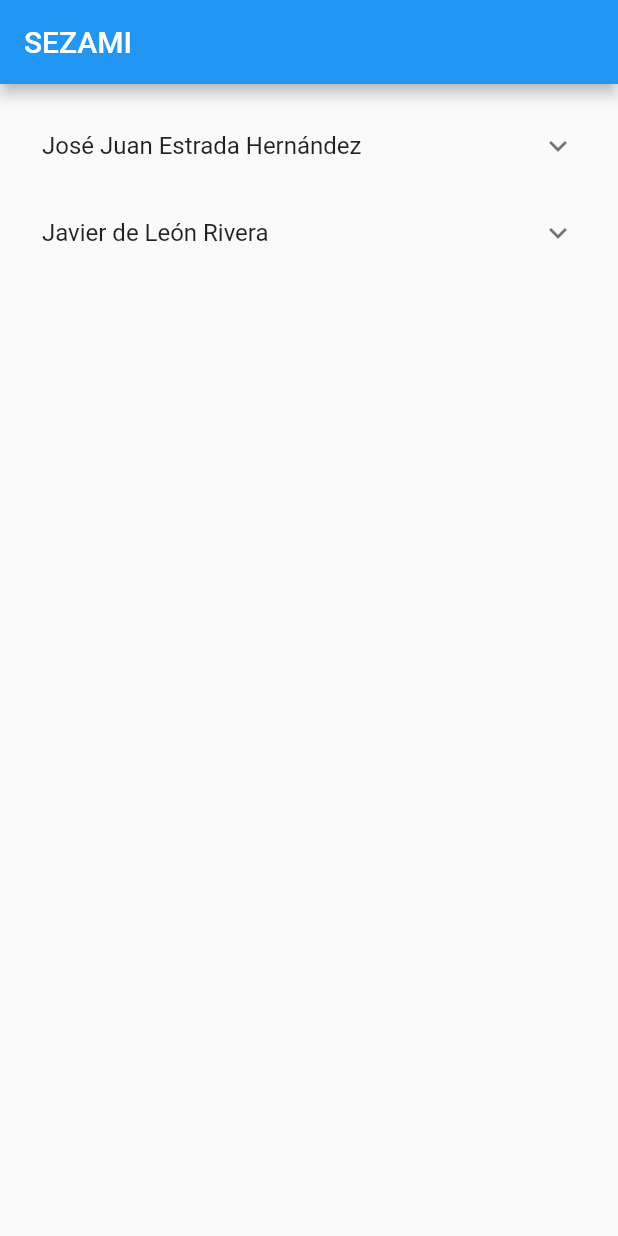
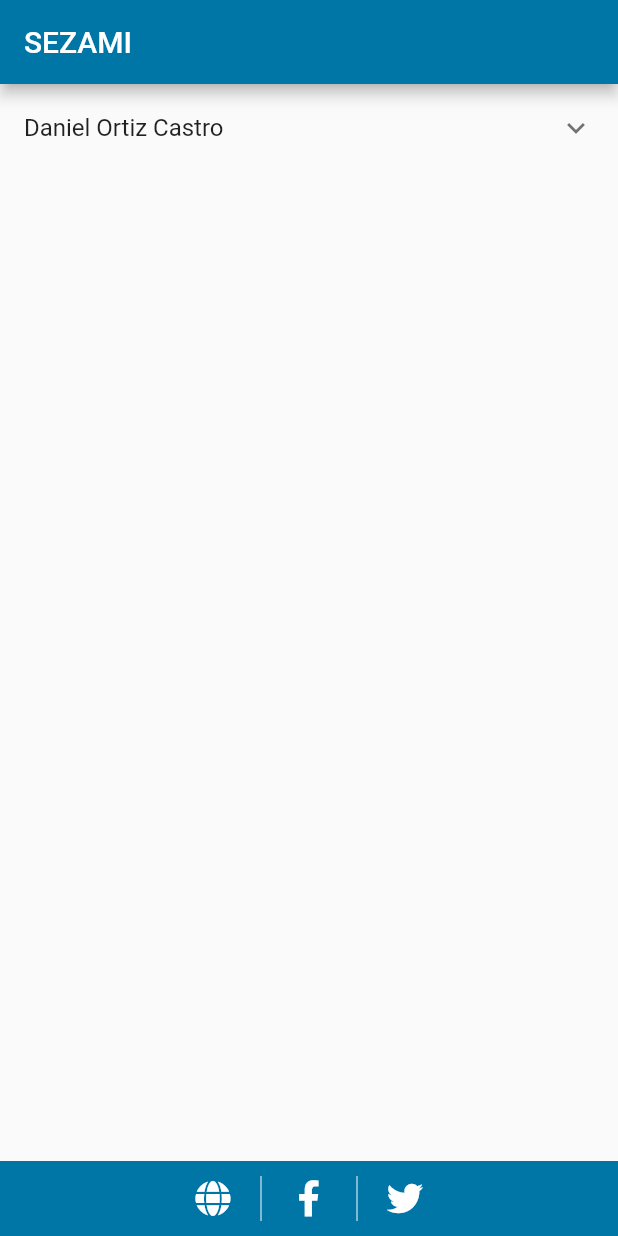
Before and after one commit to daniort/sezamiapp, a Flutter app: the screen it shows after launch, after a tap on "Directorio", on a phone screen of 412 x 824 dp. Run offline on Flutter 3.47's test engine with Material 2 defaults, Android fonts, the phone set to English and light mode, and no system bars; our stand-ins replace carousel_pro, font_awesome_flutter, table_calendar.

Commit message:
agrege widget footer

```diff
--- /dev/null
+++ b/lib/Widgets/footer_wig.dart
@@ -0,0 +1,67 @@
+import 'package:flutter/material.dart';
+import 'package:font_awesome_flutter/font_awesome_flutter.dart';
+
+class Footer extends StatelessWidget {
+  @override
+  Widget build(BuildContext context) {
+    //const med = MediaQuery.of(context).size.wid
+    MediaQueryData queryData;
+    queryData = MediaQuery.of(context);
+
+    return new Container(
+      child: Stack(
+        children: <Widget>[
+          Positioned(
+            bottom: 0.0,
+            child: Container(
+              //color: Color(0xFFfed300),
+              color: Color(0xFF0076a6),
+              height: 50.0,
+              width: queryData.size.width,
+              child: Row(
+                mainAxisAlignment: MainAxisAlignment.center,
+                children: <Widget>[
+                  new IconButton(
+                    color: Colors.white,
+                    icon: new Icon(FontAwesomeIcons.globe),
+                    onPressed: () {/* Your code */},
+                  ),
+                  Padding(
+                    padding: EdgeInsets.only(top: 10.0, bottom: 10.0),
+                    child: VerticalDivider(
+                      color: Colors.white,
+                    ),
+                  ),
+                  new IconButton(
+                    color: Colors.white,
+                    icon: new Icon(FontAwesomeIcons.facebookF),
+                    onPressed: () {/* Your code */},
+                  ),
+                  Padding(
+                    padding: EdgeInsets.only(top: 10.0, bottom: 10.0),
+                    child: VerticalDivider(
+                      color: Colors.white,
+                    ),
+                  ),
+                  new IconButton(
+                    color: Colors.white,
+                    icon: new Icon(FontAwesomeIcons.twitter),
+                    onPressed: () {/* Your code */},
+                  ),
+                ],
+              ),
+            ),
+          ),
+          Positioned(
+            bottom: 0.0,
+            child: Container(
+              color: Color(0xFF0076a6),
+              height: 6.0,
+              width: queryData.size.width,
+            ),
+          ),
+        ],
+      ),
+    );
+  }
+}
--- a/lib/Widgets/widget_directorio/SEZAMI_wid.dart
+++ b/lib/Widgets/widget_directorio/SEZAMI_wid.dart
@@ -1,9 +1,9 @@
 import 'package:flutter/material.dart';
+import 'package:sezamiapp/Widgets/footer_wig.dart';
 import 'package:url_launcher/url_launcher.dart';
 
 class Sezami extends StatelessWidget {
-
-  void customLaunch(command) async{
+  void customLaunch(command) async {
     if (await canLaunch(command)) {
       await launch(command);
     } else {
@@ -14,16 +14,22 @@ class Sezami extends StatelessWidget {
   @override
   Widget build(BuildContext context) {
     return MaterialApp(
+      theme: ThemeData(
+        primaryColor: Color(0xFF0076a6),
+      ),
       home: Scaffold(
         appBar: AppBar(title: Text('SEZAMI')),
         body: Padding(
-              padding: EdgeInsets.all(12.0),
+          padding: EdgeInsets.all(0.0),
+          child: Stack(
+            children: <Widget>[
+              new Container(
                 child: Container(
                   child: Column(
                     children: <Widget>[
                       ExpansionTile(
-                      title: Text(
-                        'José Juan Estrada Hernández',
+                        title: Container(
+                          child: Text("Daniel Ortiz Castro"),
                         ),
                         children: <Widget>[
                           ListTile(
@@ -32,43 +38,35 @@ class Sezami extends StatelessWidget {
                           ),
                           ListTile(
                             leading: Icon(Icons.phone),
-                          title: Text('Ext. 37100'),
-                          onTap: (){
+                            title: Padding(
+                              padding: EdgeInsets.only(left: 1.0),
+                              child: Text('Ext. 37100'),
+                            ),
+                            onTap: () {
                               customLaunch('tel: 37100');
                             },
                           ),
                           ListTile(
                             leading: Icon(Icons.mail),
                             title: Text('jose.estrada@zacatecas.gob.mx'),
-                          onTap: (){
-                            customLaunch('mailto:jose.estrada@zacatecas.gob.mx?subject=test%20subject&body=test%20body');
+                            onTap: () {
+                              customLaunch(
+                                  'mailto:jose.estrada@zacatecas.gob.mx?subject=test%20subject&body=test%20body');
                             },
-                        ),
-                      ],
-                    ),
-                         ExpansionTile(
-                      title: Text(
-                        'Javier de León Rivera',
-                      ),
-                      children: <Widget>[
-                        ListTile(
-                          leading: Icon(Icons.people),
-                          title: Text('Secretario Particular'),
-                        ),
-                        ListTile(
-                          leading: Icon(Icons.phone),
-                          title: Text('Ext. 37111'),
-                        ),
-                        ListTile(
-                          leading: Icon(Icons.mail),
-                          title: Text('javisleonri@hotmail.com'),
-                          onTap: () => {},
                           ),
                         ],
                       ),
                     ],
                   ),
                 ),
-            )));
+              ),
+              new Container(
+                child: Footer(),
+              )
+            ],
+          ),
+        ),
+      ),
+    );
   }
 }
--- a/lib/main.dart
+++ b/lib/main.dart
@@ -7,6 +7,7 @@ import 'dart:ui';
 import 'package:carousel_pro/carousel_pro.dart';
 import 'package:flutter/material.dart';
 import 'package:font_awesome_flutter/font_awesome_flutter.dart';
+import 'package:sezamiapp/Widgets/footer_wig.dart';
 import 'package:sezamiapp/Widgets/widget_directorio/SEZAMI_wid.dart';
 
 void main() => runApp(MyApp());
@@ -35,6 +36,7 @@ class MyHome extends StatelessWidget {
       body: new Stack(
         children: <Widget>[
           Back(), //Buttom Futter
+          //Footer(),
           Container(
             //Banner
             color: Colors.blueGrey,
@@ -358,7 +360,7 @@ class Back extends StatelessWidget {
                     ),
                   ),
                   new IconButton(
-                    color: Colors.white,
+                     color: Colors.white,
                     icon: new Icon(FontAwesomeIcons.facebookF),
                     onPressed: () {/* Your code */},
                   ),
@@ -370,6 +372,7 @@ class Back extends StatelessWidget {
                   ),
                   new IconButton(
                     color: Colors.white,
+                    // color: Color(0xFF0076a6),
                     icon: new Icon(FontAwesomeIcons.twitter),
                     onPressed: () {/* Your code */},
                   ),
```
Lines whose indentation alone changed are shown as unchanged.
